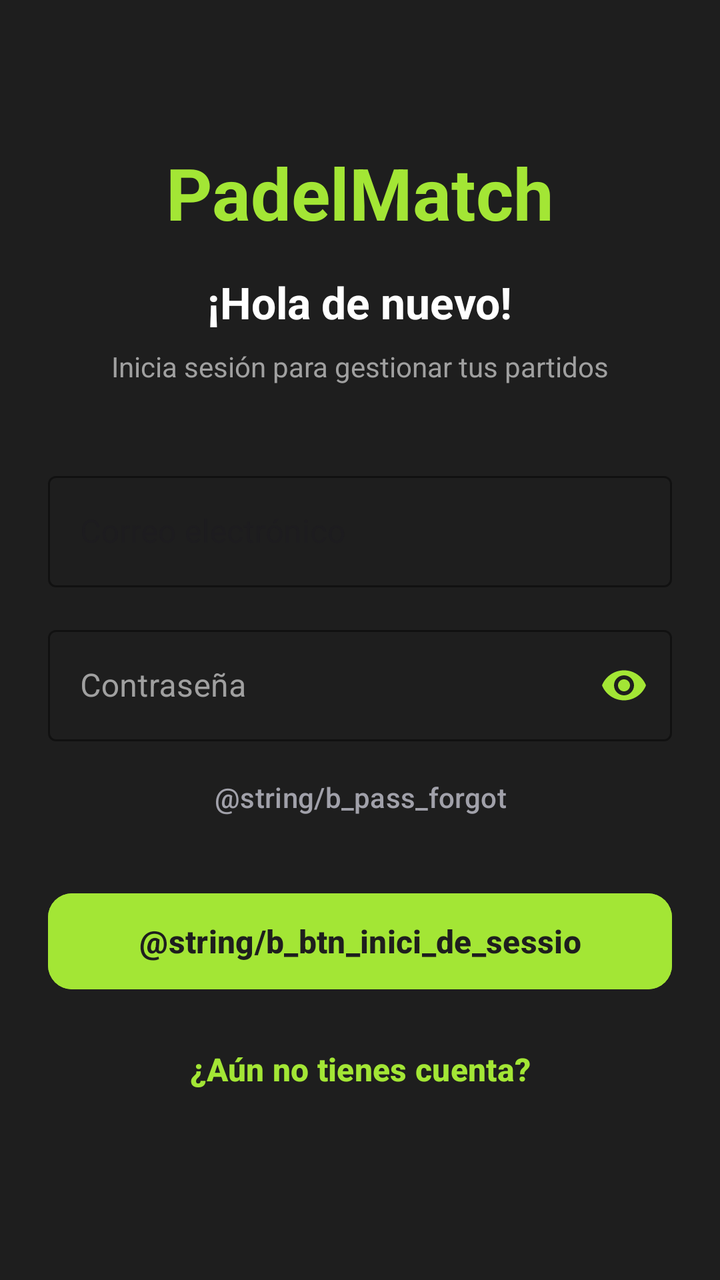
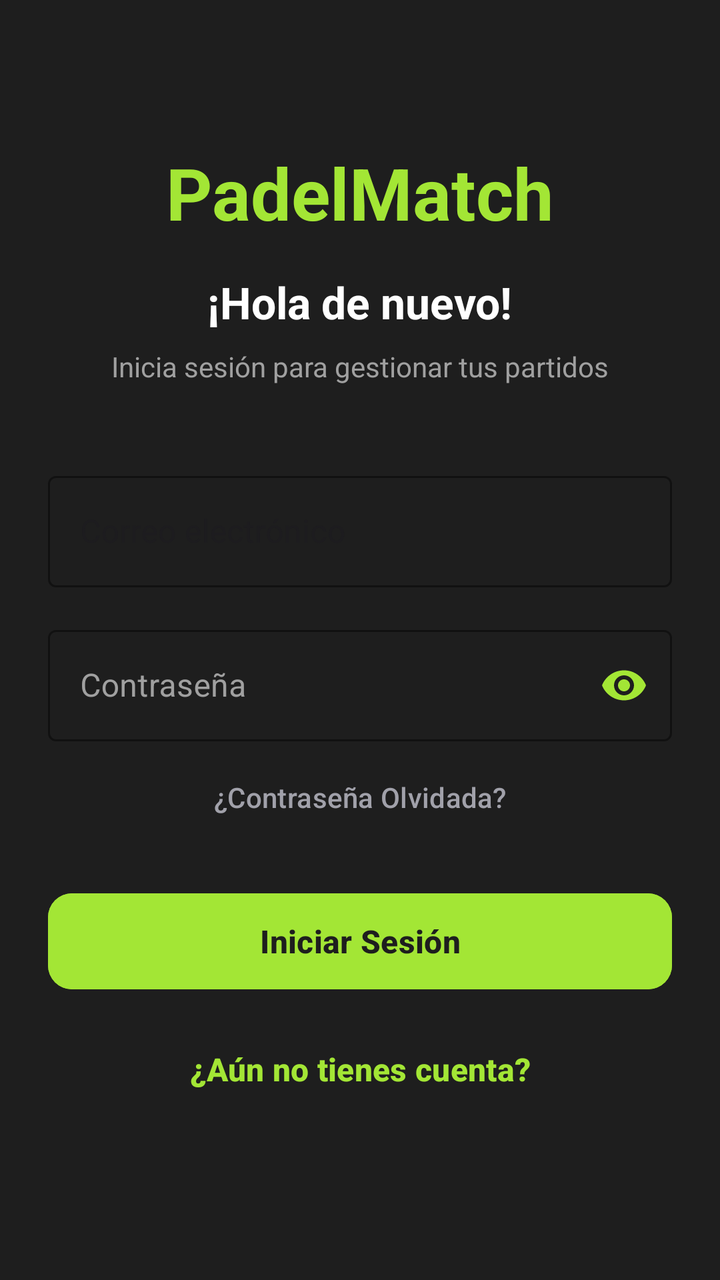

An Android layout rendered at two revisions. The XML below is the earlier revision; the diff shows what the commit changed to produce the second picture.
<!-- AndroidManifest.xml: application theme Theme.PadelMatch_Interficies -->
<!-- res/layout/activity_onlylogin.xml -->
<?xml version="1.0" encoding="utf-8"?>
<androidx.constraintlayout.widget.ConstraintLayout
    android:id="@+id/layout_onlyLogin"
    xmlns:android="http://schemas.android.com/apk/res/android"
    xmlns:app="http://schemas.android.com/apk/res-auto"
    android:layout_width="match_parent"
    android:layout_height="match_parent"
    android:background="@color/backBlack"
    android:padding="24dp">

    
    <TextView
        android:id="@+id/tvAppTitle"
        android:layout_width="wrap_content"
        android:layout_height="wrap_content"
        android:layout_marginTop="48dp"
        android:text="@string/app_name"
        android:textColor="@color/green"
        android:textSize="36sp"
        android:textStyle="bold"
        app:layout_constraintEnd_toEndOf="parent"
        app:layout_constraintStart_toStartOf="parent"
        app:layout_constraintTop_toTopOf="parent" />

    
    <TextView
        android:id="@+id/tvTitle"
        android:layout_width="wrap_content"
        android:layout_height="wrap_content"
        android:layout_marginTop="16dp"
        android:text="@string/login_title"
        android:textColor="@color/white"
        android:textSize="22sp"
        android:textStyle="bold"
        app:layout_constraintEnd_toEndOf="parent"
        app:layout_constraintStart_toStartOf="parent"
        app:layout_constraintTop_toBottomOf="@id/tvAppTitle" />

    <TextView
        android:id="@+id/tvSubtitle"
        android:layout_width="wrap_content"
        android:layout_height="wrap_content"
        android:layout_marginTop="8dp"
        android:text="@string/login_subtitle"
        android:textColor="@color/greyWhite"
        android:textSize="14sp"
        app:layout_constraintEnd_toEndOf="parent"
        app:layout_constraintStart_toStartOf="parent"
        app:layout_constraintTop_toBottomOf="@id/tvTitle" />

    
    <com.google.android.material.textfield.TextInputLayout
        android:id="@+id/tilEmail"
        style="@style/Widget.MaterialComponents.TextInputLayout.OutlinedBox"
        android:layout_width="0dp"
        android:layout_height="wrap_content"
        android:layout_marginTop="40dp"
        android:hint="@string/hint_email"
        app:layout_constraintEnd_toEndOf="parent"
        app:layout_constraintStart_toStartOf="parent"
        app:layout_constraintTop_toBottomOf="@id/tvSubtitle"
        android:backgroundTint="@color/backBlack"
        app:boxStrokeColor="@color/green"
        app:hintTextColor="@color/green">

        <com.google.android.material.textfield.TextInputEditText
            android:id="@+id/etEmail"
            android:layout_width="match_parent"
            android:layout_height="wrap_content"
            android:inputType="textEmailAddress"
            android:minHeight="48dp"
            android:textColor="@color/white" />

    </com.google.android.material.textfield.TextInputLayout>

    
    <com.google.android.material.textfield.TextInputLayout
        android:id="@+id/tilPassword"
        style="@style/Widget.MaterialComponents.TextInputLayout.OutlinedBox"
        android:layout_width="0dp"
        android:layout_height="wrap_content"
        android:layout_marginTop="16dp"
        android:hint="@string/hint_password"
        android:textColorHint="@color/greyWhite"
        app:boxStrokeColor="@color/green"
        app:endIconMode="password_toggle"
        app:endIconTint="@color/green"
        app:hintTextColor="@color/green"
        app:layout_constraintEnd_toEndOf="parent"
        app:layout_constraintStart_toStartOf="parent"
        app:layout_constraintTop_toBottomOf="@id/tilEmail">

        <com.google.android.material.textfield.TextInputEditText
            android:id="@+id/etPassword"
            android:layout_width="match_parent"
            android:layout_height="wrap_content"
            android:inputType="textPassword"
            android:minHeight="48dp"
            android:textColor="@color/white" />

    </com.google.android.material.textfield.TextInputLayout>



    
    <Button
        android:id="@+id/btn_login"
        android:layout_width="0dp"
        android:layout_height="56dp"
        android:layout_marginTop="16dp"
        app:cornerRadius="12dp"
        app:layout_constraintEnd_toEndOf="parent"
        app:layout_constraintStart_toStartOf="parent"
        app:layout_constraintTop_toBottomOf="@id/btn_forgot_password"
        android:backgroundTint="@color/green"
        android:text="@string/b_btn_inici_de_sessio"
        android:textColor="@color/backBlack"
        android:textStyle="bold"
        android:textSize="16sp"/>

    
    <Button
        android:id="@+id/btn_register"
        android:layout_width="0dp"
        android:layout_height="56dp"
        android:layout_marginTop="8dp"
        app:cornerRadius="12dp"
        app:layout_constraintEnd_toEndOf="parent"
        app:layout_constraintStart_toStartOf="parent"
        app:layout_constraintTop_toBottomOf="@id/btn_login"
        android:backgroundTint="#00000000"
        android:text="@string/text_no_account"
        android:textColor="#A3E635"
        android:textStyle="bold"
        android:textSize="16sp"/>

    
    <Button
        android:id="@+id/btn_forgot_password"
        android:layout_width="0dp"
        android:layout_height="56dp"

        app:cornerRadius="12dp"
        app:layout_constraintEnd_toEndOf="parent"
        app:layout_constraintStart_toStartOf="parent"
        app:layout_constraintTop_toBottomOf="@id/tilPassword"
        android:backgroundTint="#00000000"
        android:text="@string/b_pass_forgot"
        android:textColor="#A1A1AA"
        android:textSize="14sp"/>



</androidx.constraintlayout.widget.ConstraintLayout>
<!-- resources referenced by this layout -->
<resources>
  <color name="backBlack">#1E1E1E</color>
  <color name="green">#A3E635</color>
  <color name="greyWhite">#A0A0A0</color>
  <color name="white">#FFFFFFFF</color>
  <string name="app_name">PadelMatch</string>
  <string name="hint_email">Correo electrónico</string>
  <string name="hint_password">Contraseña</string>
  <string name="login_subtitle">Inicia sesión para gestionar tus partidos</string>
  <string name="login_title">¡Hola de nuevo!</string>
  <string name="text_no_account">¿Aún no tienes cuenta?</string>
  <style name="Theme.PadelMatch_Interficies" parent="Base.Theme.PadelMatch_Interficies" />
  <style name="Base.Theme.PadelMatch_Interficies" parent="Theme.Material3.DayNight.NoActionBar">
          
          
      </style>
</resources>

<!-- the commit's change to res/layout/activity_onlylogin.xml (unified diff, before → after) -->
@@ -113,7 +113,7 @@
         app:layout_constraintStart_toStartOf="parent"
         app:layout_constraintTop_toBottomOf="@id/btn_forgot_password"
         android:backgroundTint="@color/green"
-        android:text="@string/b_btn_inici_de_sessio"
+        android:text="@string/btn_login"
         android:textColor="@color/backBlack"
         android:textStyle="bold"
         android:textSize="16sp"/>
<!-- resource entries referenced after the edit -->
@@ -5,6 +5,8 @@
   <color name="greyWhite">#A0A0A0</color>
   <color name="white">#FFFFFFFF</color>
   <string name="app_name">PadelMatch</string>
+  <string name="b_pass_forgot">¿Contraseña Olvidada?</string>
+  <string name="btn_login">Iniciar Sesión</string>
   <string name="hint_email">Correo electrónico</string>
   <string name="hint_password">Contraseña</string>
   <string name="login_subtitle">Inicia sesión para gestionar tus partidos</string>
